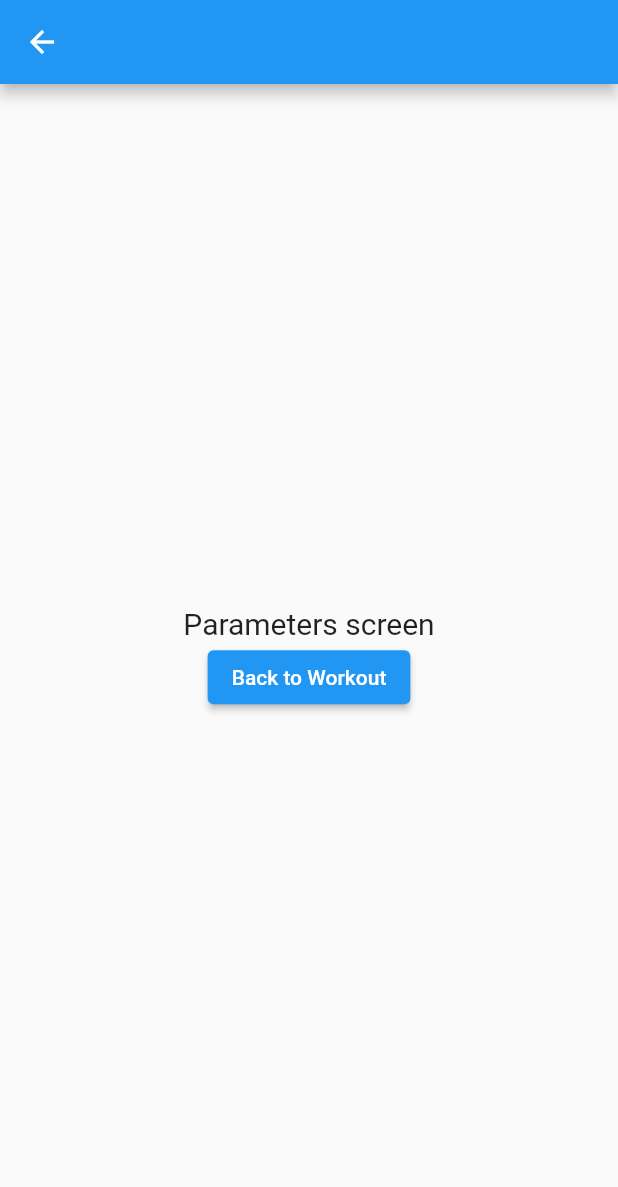
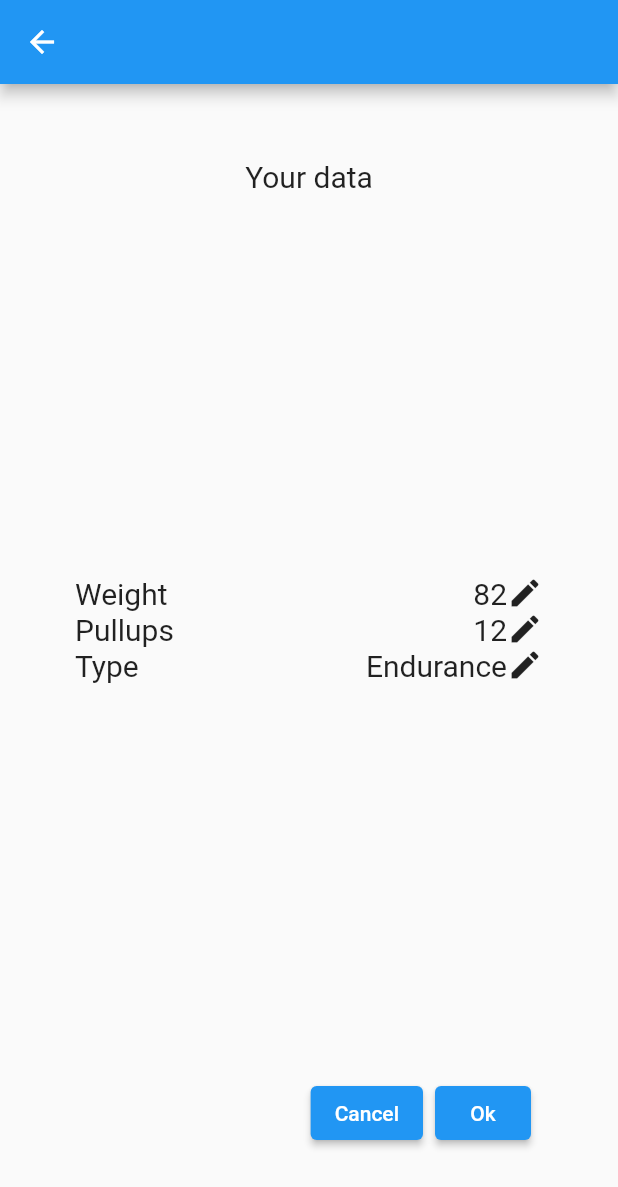
Before and after one commit to taras-rashnik/LMS_pullups, a Flutter app: the ParametersScreen screen opened by its route, on a phone screen of 412 x 824 dp. Shown: the top 1187 px of the screen. Run offline on Flutter 3.47's test engine with Material 2 defaults, Android fonts, the phone set to English and light mode, and no system bars; our stand-ins replace flutter_bloc.

Commit message:
edit parameters screen

```diff
--- a/lib/screens/parameters_screen.dart
+++ b/lib/screens/parameters_screen.dart
@@ -8,18 +8,57 @@ class ParametersScreen extends StatelessWidget {
     return Scaffold(
       appBar: AppBar(),
       body: Center(
+        child: Padding(
+          padding: const EdgeInsets.symmetric(vertical: 50, horizontal: 50),
           child: Column(
             mainAxisAlignment: MainAxisAlignment.center,
             crossAxisAlignment: CrossAxisAlignment.center,
             children: [
-            Text("Parameters screen"),
+              Text("Your data"),
+              Spacer(),
+              Row(
+                children: [
+                  Text("Weight"),
+                  Spacer(),
+                  Text("82"),
+                  Icon(Icons.edit),
+                ],
+              ),
+              Row(
+                children: [
+                  Text("Pullups"),
+                  Spacer(),
+                  Text("12"),
+                  Icon(Icons.edit),
+                ],
+              ),
+              Row(
+                children: [
+                  Text("Type"),
+                  Spacer(),
+                  Text("Endurance"),
+                  Icon(Icons.edit),
+                ],
+              ),
+              Spacer(),
+              ButtonBar(
+                children: [
                   ElevatedButton(
                     onPressed: () {
                       Navigator.of(context).pop();
                     },
-              child: Text("Back to Workout"),
+                    child: Text("Cancel"),
+                  ),
+                  ElevatedButton(
+                    onPressed: () {
+                      Navigator.of(context).pop();
+                    },
+                    child: Text("Ok"),
+                  ),
+                ],
               )
             ],
+          ),
         ),
       ),
     );
```
Lines whose indentation alone changed are shown as unchanged.
